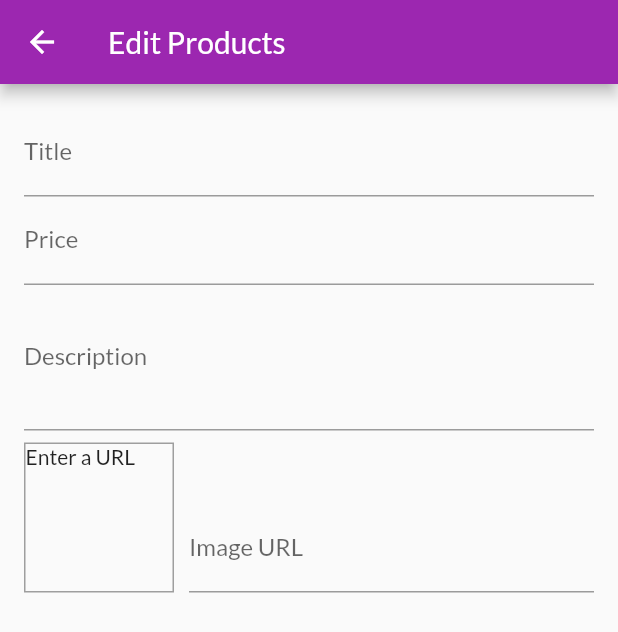
After one commit to steadysamwise4/the_shop, a Flutter app: the EditProductScreen screen opened by its route, on a phone screen of 412 x 824 dp. The commit adds this screen. Shown: the top 632 px of the screen. Run offline on Flutter 3.47's test engine with Material 2 defaults, Android fonts, the phone set to English and light mode, and no system bars; network calls fail.

Commit message:
edit product form and inputs added

```diff
--- a/lib/main.dart
+++ b/lib/main.dart
@@ -5,6 +5,7 @@
 import './screens/products_overview_screen.dart';
 import './screens/product_detail_screen.dart';
 import './screens/user_products_screen.dart';
+import './screens/edit_product_screen.dart';
 import './screens/orders_screen.dart';
 import './providers/products_provider.dart';
 import './providers/cart.dart';
@@ -40,6 +41,7 @@
           CartScreen.routeName: (context) => CartScreen(),
           OrdersScreen.routeName: (context) => OrdersScreen(),
           UserProductsScreen.routeName: (context) => UserProductsScreen(),
+          EditProductScreen.routeName: (context) => EditProductScreen(),
         },
       ),
     );
--- /dev/null
+++ b/lib/screens/edit_product_screen.dart
@@ -0,0 +1,110 @@
+import 'package:flutter/material.dart';
+
+class EditProductScreen extends StatefulWidget {
+  const EditProductScreen({Key key}) : super(key: key);
+
+  static const routeName = '/edit-product';
+
+  @override
+  State<EditProductScreen> createState() => _EditProductScreenState();
+}
+
+class _EditProductScreenState extends State<EditProductScreen> {
+  final _priceFocusNode = FocusNode();
+  final _descriptionFocusNode = FocusNode();
+  final _imageUrlController = TextEditingController();
+  final _imageUrlFocusNode = FocusNode();
+
+  @override
+  void initState() {
+    _imageUrlFocusNode.addListener(_updateImageUrl);
+    super.initState();
+  }
+
+  @override
+  void dispose() {
+    _imageUrlFocusNode.removeListener(_updateImageUrl);
+    _priceFocusNode.dispose();
+    _descriptionFocusNode.dispose();
+    _imageUrlController.dispose();
+    _imageUrlFocusNode.dispose();
+    super.dispose();
+  }
+
+  void _updateImageUrl() {
+    if (!_imageUrlFocusNode.hasFocus) {
+      setState(() {});
+    }
+  }
+
+  @override
+  Widget build(BuildContext context) {
+    return Scaffold(
+      appBar: AppBar(
+        title: const Text('Edit Products'),
+      ),
+      body: Padding(
+        padding: const EdgeInsets.all(16.0),
+        child: Form(
+          child: ListView(
+            children: <Widget>[
+              TextFormField(
+                decoration: InputDecoration(labelText: 'Title'),
+                textInputAction: TextInputAction.next,
+                onFieldSubmitted: (_) {
+                  FocusScope.of(context).requestFocus(_priceFocusNode);
+                },
+              ),
+              TextFormField(
+                decoration: InputDecoration(labelText: 'Price'),
+                textInputAction: TextInputAction.next,
+                keyboardType: TextInputType.numberWithOptions(decimal: true),
+                focusNode: _priceFocusNode,
+                onFieldSubmitted: (_) {
+                  FocusScope.of(context).requestFocus(_descriptionFocusNode);
+                },
+              ),
+              TextFormField(
+                decoration: InputDecoration(labelText: 'Description'),
+                maxLines: 3,
+                keyboardType: TextInputType.multiline,
+                focusNode: _descriptionFocusNode,
+              ),
+              Row(
+                crossAxisAlignment: CrossAxisAlignment.end,
+                children: <Widget>[
+                  Container(
+                    width: 100,
+                    height: 100,
+                    margin: const EdgeInsets.only(top: 8, right: 10),
+                    decoration: BoxDecoration(
+                      border: Border.all(width: 1, color: Colors.grey),
+                    ),
+                    child: _imageUrlController.text.isEmpty
+                        ? const Text('Enter a URL')
+                        : FittedBox(
+                            child: Image.network(_imageUrlController.text),
+                            fit: BoxFit.contain,
+                          ),
+                  ),
+                  Expanded(
+                    child: TextFormField(
+                      decoration: InputDecoration(labelText: 'Image URL'),
+                      keyboardType: TextInputType.url,
+                      textInputAction: TextInputAction.done,
+                      controller: _imageUrlController,
+                      focusNode: _imageUrlFocusNode,
+                      onEditingComplete: () {
+                        setState(() {});
+                      },
+                    ),
+                  ),
+                ],
+              )
+            ],
+          ),
+        ),
+      ),
+    );
+  }
+}
--- a/lib/screens/user_products_screen.dart
+++ b/lib/screens/user_products_screen.dart
@@ -5,6 +5,7 @@
 import '../providers/products_provider.dart';
 import '../widgets/user_product_item.dart';
 import '../widgets/app_drawer.dart';
+import '../screens/edit_product_screen.dart';
 
 class UserProductsScreen extends StatelessWidget {
   const UserProductsScreen({Key key}) : super(key: key);
@@ -20,7 +21,9 @@
         actions: <Widget>[
           IconButton(
             icon: const Icon(Icons.add),
-            onPressed: (() {}),
+            onPressed: (() {
+              Navigator.of(context).pushNamed(EditProductScreen.routeName);
+            }),
           )
         ],
       ),
```
